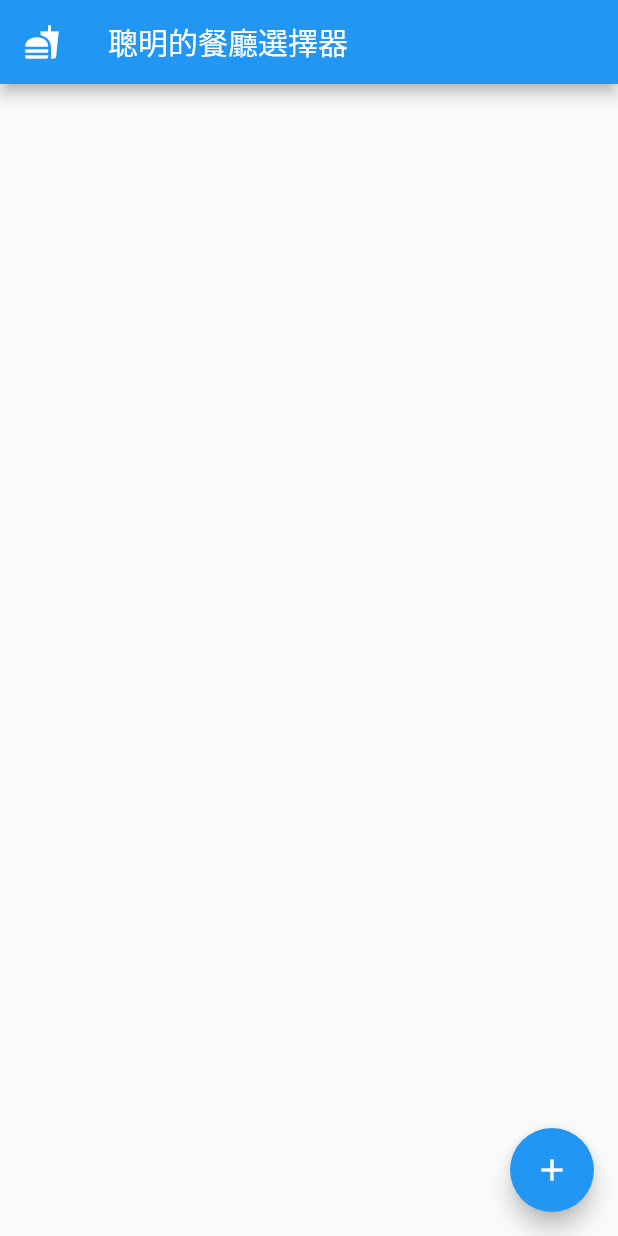
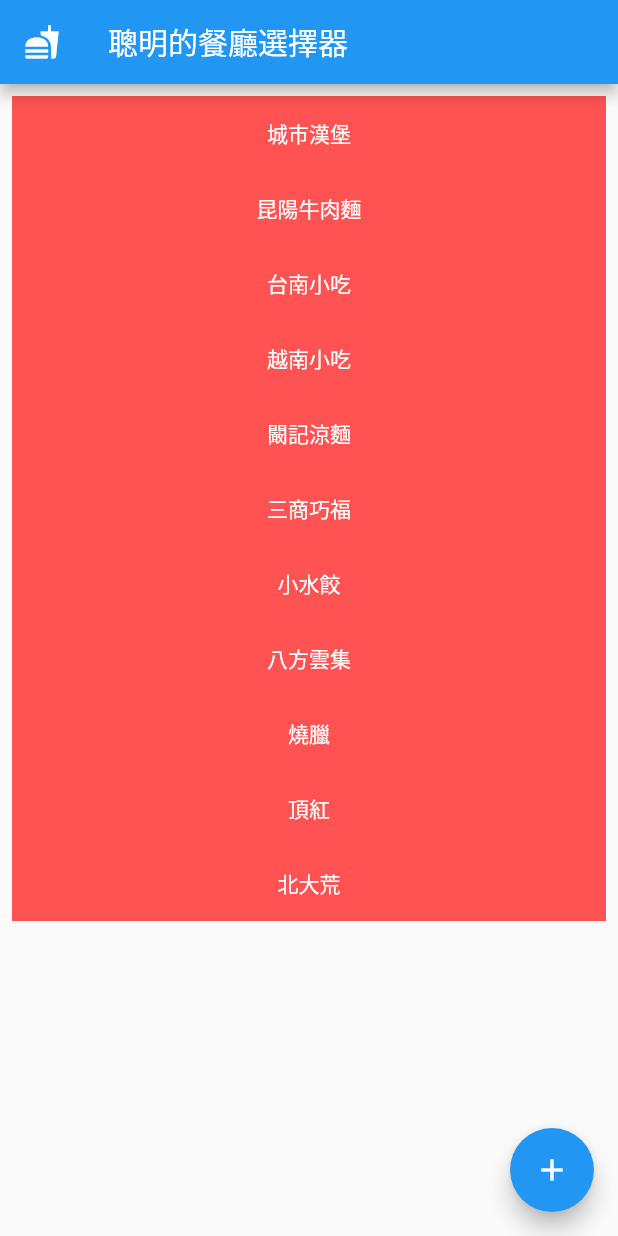
Before and after one commit to Larry1013/EatWhat-3.0, a Flutter app: the screen it shows after launch, on a phone screen of 412 x 824 dp. Run offline on Flutter 3.47's test engine with Material 2 defaults, Android fonts, the phone set to English and light mode, and no system bars; our stand-ins replace shared_preferences.

Commit message:
main widget reload data when pop

```diff
--- a/lib/main.dart
+++ b/lib/main.dart
@@ -23,12 +23,30 @@ class EatWhatApp extends StatelessWidget {
   }
 }
 class _EatWhatHomeState extends State<EatWhatHome> {
+  final List<String> DefaultRestaurants = <String>[
+    '城市漢堡',
+    '昆陽牛肉麵',
+    '台南小吃',
+    '越南小吃',
+    '闞記涼麵',
+    '三商巧福',
+    '小水餃',
+    '八方雲集',
+    '燒臘',
+    '頂紅',
+    '北大荒'];
   List<String> restaurantNames = [];
   // Function - Data Loading
   _loadRestaurantNames() async {
     SharedPreferences prefs = await SharedPreferences.getInstance();
     setState(() {
-      restaurantNames = (prefs.getStringList('names') ?? []);
+      List<String> localNames = (prefs.getStringList('names') ?? []);
+      if (localNames.length == 0) {
+        restaurantNames = DefaultRestaurants;
+        prefs.setStringList("names", restaurantNames);
+      } else {
+        restaurantNames = localNames;
+      }
     });
   }
   // Function - Create AppBar
@@ -91,9 +109,12 @@ class _EatWhatHomeState extends State<EatWhatHome> {
           },
           child: Container(
             height: 50,
-            color: Colors.amber[600],
+            color: Colors.redAccent,
             child: Center(
-              child: Text(restaurantNames[index]),
+              child: Text(
+                restaurantNames[index],
+                style: TextStyle(color: Colors.white38.withOpacity(1.0)),
+              )
             ),
           ),
         );
@@ -102,12 +123,12 @@ class _EatWhatHomeState extends State<EatWhatHome> {
   }
   @override
   void initState() {
-    // TODO: implement initState
     super.initState();
     _loadRestaurantNames();
   }
   @override
   Widget build(BuildContext context) {
+    _loadRestaurantNames();
     return Scaffold(
       appBar: createAppBar(context),
       body: createListView(),
```
